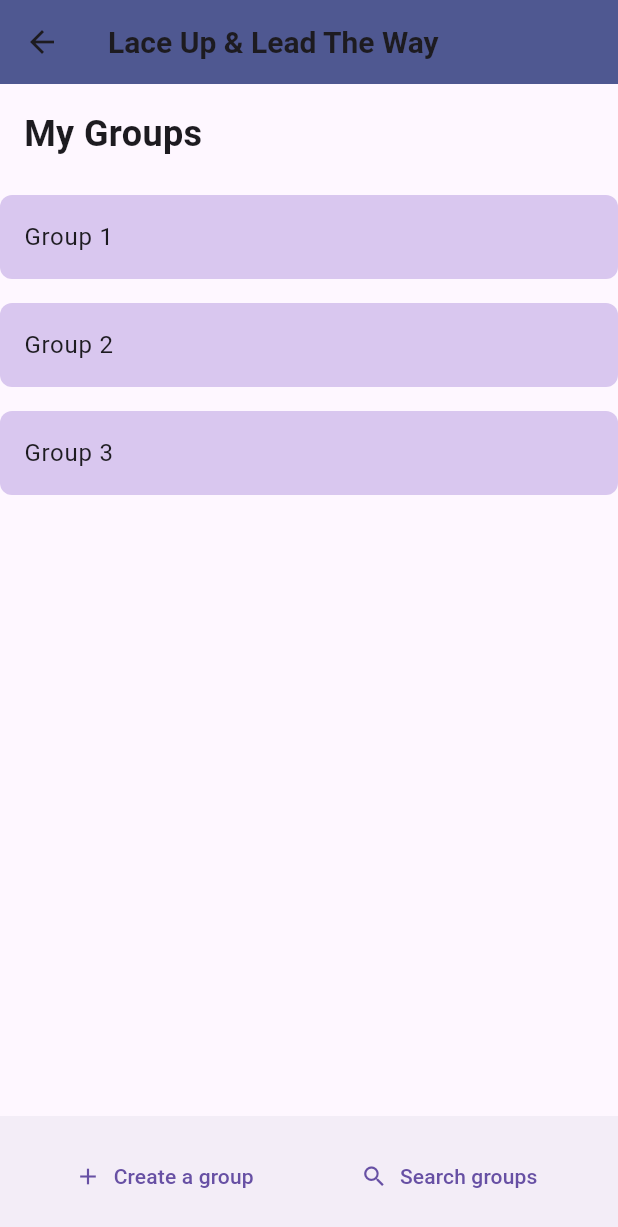
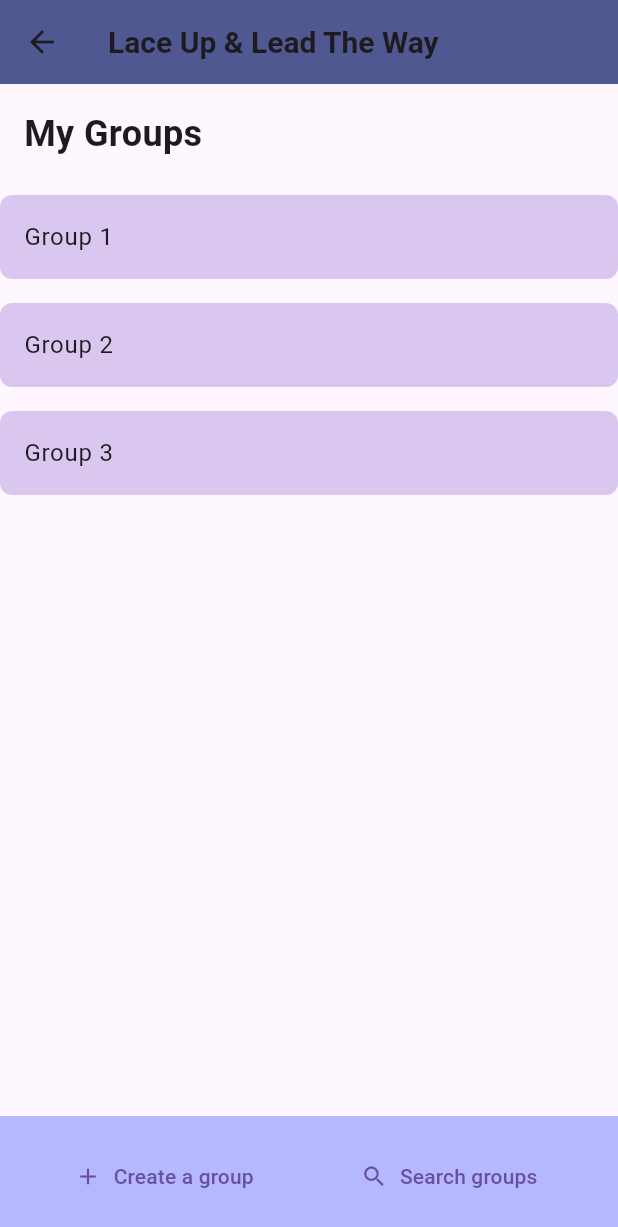
Before and after one commit to Edwinexd/dsv-pvt, a Flutter app: the MyGroups screen opened directly, on a phone screen of 412 x 824 dp. Shown: the top 1227 px of the screen. Run offline on Flutter 3.47's test engine with Material 3 defaults, Android fonts, the phone set to English and light mode, and no system bars; our stand-ins replace dio, flutter_dotenv, google_fonts; network calls fail.

Commit message:
Minor changes about the design.

```diff
--- a/flutter_application/lib/views/my_groups.dart
+++ b/flutter_application/lib/views/my_groups.dart
@@ -79,8 +79,12 @@ class _MyGroupsState extends State<MyGroups> {
       ],
       ),
       bottomNavigationBar: BottomAppBar(
+        color: const Color.fromARGB(225, 172, 176, 255),
         child: Row(
           mainAxisAlignment: MainAxisAlignment.spaceAround,
+          children: [
+            Column(
+              mainAxisSize: MainAxisSize.min,
               children: [
                 TextButton.icon(
                   onPressed: () {
@@ -94,6 +98,11 @@ class _MyGroupsState extends State<MyGroups> {
                   icon: const Icon(Icons.add),
                   label: const Text('Create a group'),
                 ),
+              ],
+            ),
+            Column(
+              mainAxisSize: MainAxisSize.min,
+              children: [
                 TextButton.icon(
                   onPressed: () {
                     Navigator.push(
@@ -107,8 +116,9 @@ class _MyGroupsState extends State<MyGroups> {
                 ),
               ],
             ),
+          ],
+        ),
       ),
     );
-
   }
 }
```
Lines whose indentation alone changed are shown as unchanged.
